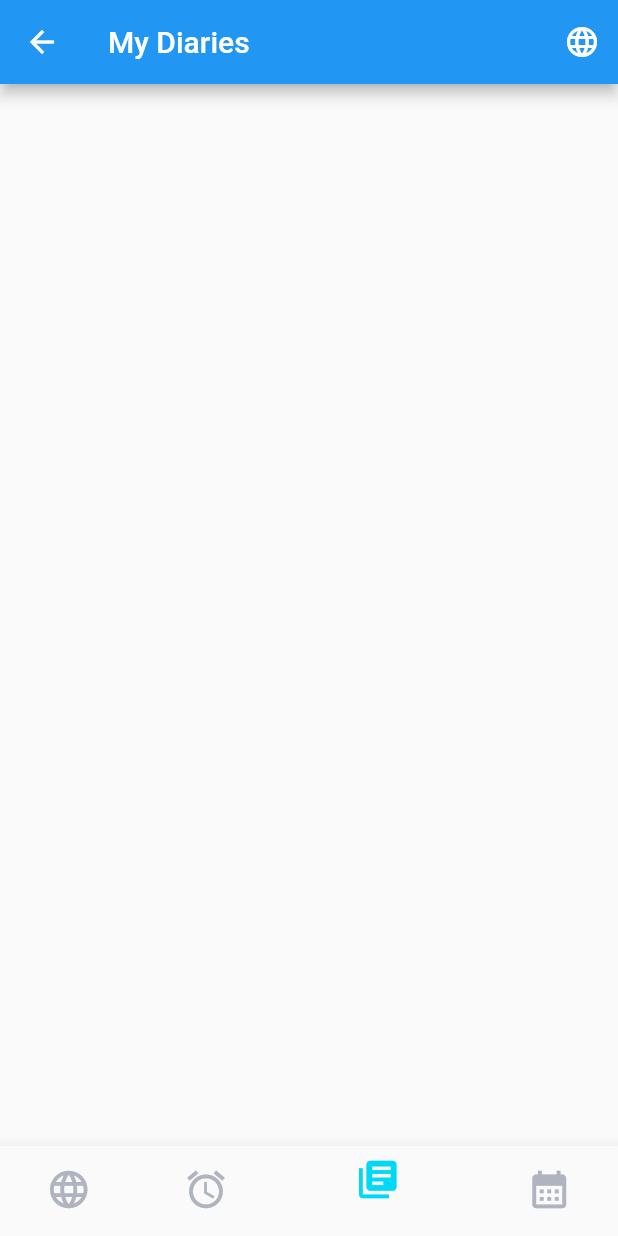
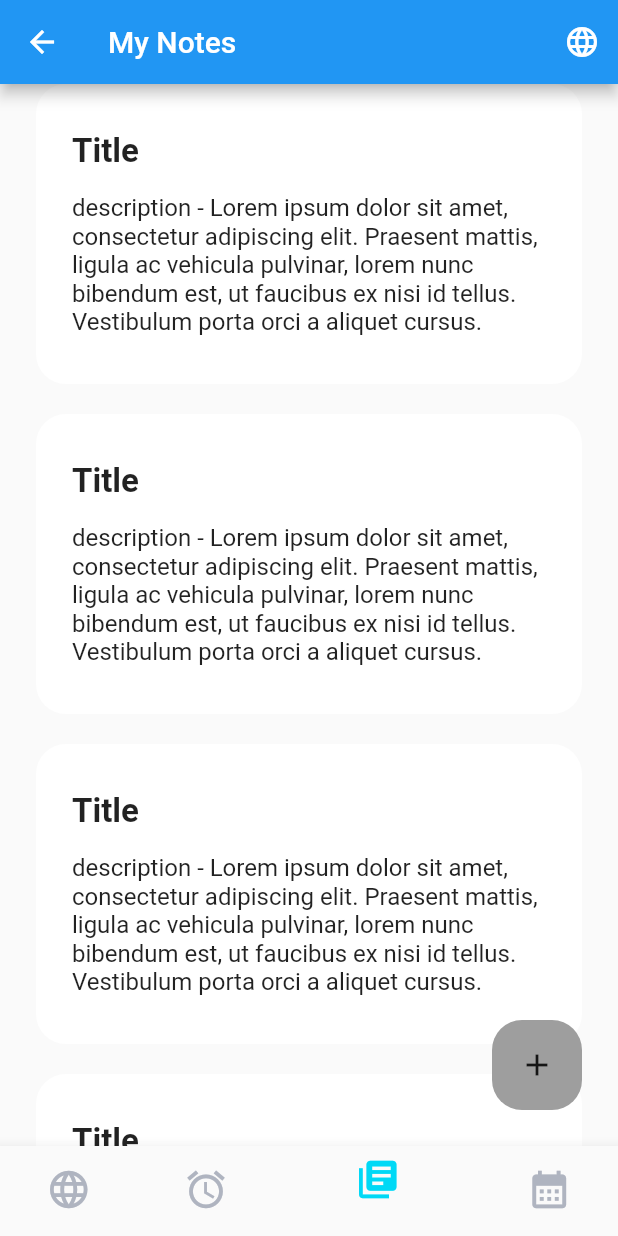
Before and after one commit to TharinduBalasooriya/FutterClockApp, a Flutter app: the ToDoList screen opened by its route, on a phone screen of 412 x 824 dp. Run offline on Flutter 3.47's test engine with Material 2 defaults, Android fonts, the light colour scheme and no system bars; our stand-ins replace device_preview, google_fonts.

Commit message:
notes list and new note UI

```diff
--- a/lib/pages/todo.dart
+++ b/lib/pages/todo.dart
@@ -1,11 +1,13 @@
+import 'package:clock_app/pages/newnote.dart';
 import 'package:clock_app/pages/world_clock.dart';
+import 'package:clock_app/widgets/noteCardWidget.dart';
 import 'package:flutter/material.dart';
 
 import '../component/navBar.dart';
 
 class ToDoList extends StatefulWidget {
   static const String routeName = '/todo';
-  const ToDoList({ Key? key }) : super(key: key);
+  const ToDoList({Key? key}) : super(key: key);
 
   @override
   State<ToDoList> createState() => _ToDoListState();
@@ -16,17 +18,61 @@ class _ToDoListState extends State<ToDoList> {
   Widget build(BuildContext context) {
     return Scaffold(
       appBar: AppBar(
-        title: const Text("My Diaries"),
+        title: const Text("My Notes"),
         actions: <Widget>[
           IconButton(
             icon: const Icon(Icons.language),
             onPressed: () {
-              Navigator.pushNamedAndRemoveUntil(context, WorldClock.routeName, (r) => false);
+              Navigator.pushNamedAndRemoveUntil(
+                  context, WorldClock.routeName, (r) => false);
             },
           ),
         ],
       ),
-      bottomNavigationBar: const NavBar(currItem: 2,),
+      body: Container(
+        width: double.infinity,
+        padding: const EdgeInsets.symmetric(horizontal: 24.0),
+        child: Stack(
+          children: [
+            Column(
+              children: [
+                Expanded(
+                  child: ListView(
+                    children: const [
+                      NoteCardWidget(),
+                      NoteCardWidget(),
+                      NoteCardWidget(),
+                      NoteCardWidget(),
+                    ],
+                  ),
+                ),
+              ],
+            ),
+            Positioned(
+                bottom: 24.0,
+                right: 0.0,
+                child: GestureDetector(
+                  onTap: () {
+                    Navigator.push(
+                      context,
+                      MaterialPageRoute(builder: (context) => const NewNote()),
+                    );
+                  },
+                  child: Container(
+                      width: 60.0,
+                      height: 60.0,
+                      decoration: BoxDecoration(
+                        borderRadius: BorderRadius.circular(20.0),
+                        color: Colors.grey,
+                      ),
+                      child: const Icon(Icons.add)),
+                )),
+          ],
+        ),
+      ),
+      bottomNavigationBar: const NavBar(
+        currItem: 2,
+      ),
     );
   }
 }
--- /dev/null
+++ b/lib/widgets/noteCardWidget.dart
@@ -0,0 +1,47 @@
+import 'package:flutter/material.dart';
+
+class NoteCardWidget extends StatefulWidget {
+  const NoteCardWidget({Key? key}) : super(key: key);
+  // final String title;
+  // final String description;
+
+  @override
+  State<NoteCardWidget> createState() => _NoteCardWidgetState();
+}
+
+class _NoteCardWidgetState extends State<NoteCardWidget> {
+  @override
+  Widget build(BuildContext context) {
+    return Container(
+      width: double.infinity,
+      padding: const EdgeInsets.symmetric(vertical: 32.0, horizontal: 24.0),
+      margin: const EdgeInsets.only(
+        bottom: 20.0,
+      ),
+      decoration: BoxDecoration(
+          color: Colors.white, borderRadius: BorderRadius.circular(20.0)),
+      child: Column(
+        crossAxisAlignment: CrossAxisAlignment.start,
+        children: const [
+          Text(
+            "Title",
+            style: TextStyle(
+              fontWeight: FontWeight.bold,
+              fontSize: 22.0,
+            ),
+          ),
+          Padding(
+            padding: EdgeInsets.only(top: 15.0),
+            child: Text(
+              "description - Lorem ipsum dolor sit amet, consectetur adipiscing elit. Praesent mattis, ligula ac vehicula pulvinar, lorem nunc bibendum est, ut faucibus ex nisi id tellus. Vestibulum porta orci a aliquet cursus.",
+              style: TextStyle(
+                fontWeight: FontWeight.normal,
+                fontSize: 16.0,
+              ),
+            ),
+          ),
+        ],
+      ),
+    );
+  }
+}
```
Also changed, not shown: lib/main.dart (+5 -7 lines), lib/pages/newnote.dart (added, +43 -0 lines).
